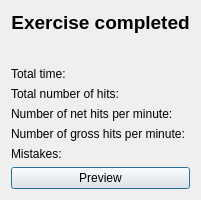
Before: the Qt Designer form ui/ExerciseSummary.ui in Open-Typer/Open-Typer, drawn with Qt 5.
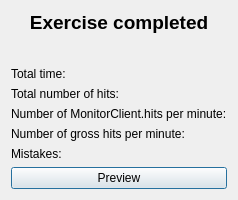
After: the same form once the commit is applied.

Commit message: Rename monitorClient class to MonitorClient

The edit to the form file:
```diff
--- a/ui/ExerciseSummary.ui
+++ b/ui/ExerciseSummary.ui
@@ -26,7 +26,7 @@
       </sizepolicy>
      </property>
      <property name="text">
-      <string>Number of net hits per minute:</string>
+      <string>Number of MonitorClient.hits per minute:</string>
      </property>
      <property name="alignment">
       <set>Qt::AlignLeading|Qt::AlignLeft|Qt::AlignTop</set>
```
The commit also changes 13 other files.
